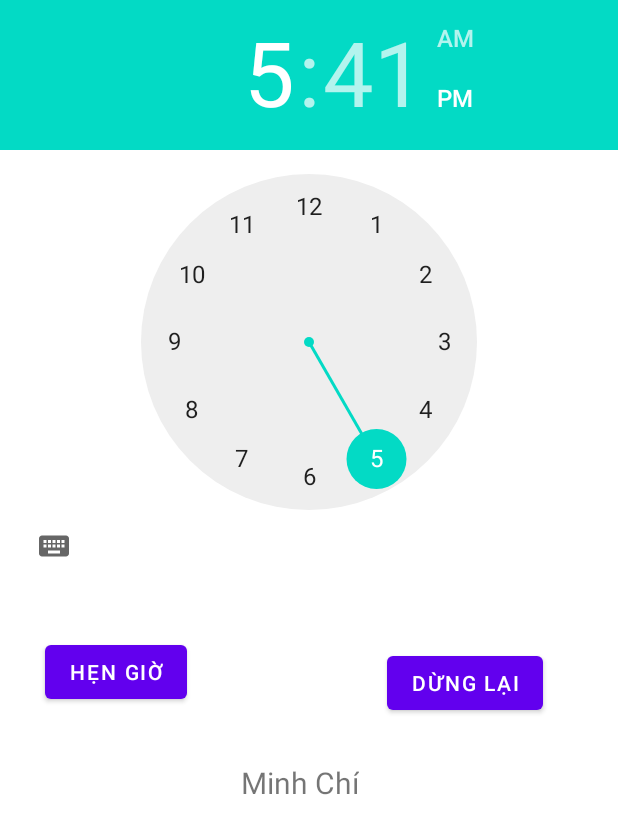
After one commit to Truong-Giangg/SmartHRT, an Android app: the alarmMainActivity screen opened directly, with no data from a screen before it, on a phone screen of 412 x 824 dp. The commit adds this screen. Shown: the top 834 px of the screen. Run offline under Robolectric (Android 15) with nearby library versions, the phone set to English and light mode, and no system bars; Roboto replaces fonts that are not available here.

Commit message:
chi branch merged

```diff
--- a/app/src/main/java/com/first_java_app/smarthrt/MainMenu.java
+++ b/app/src/main/java/com/first_java_app/smarthrt/MainMenu.java
@@ -296,4 +296,8 @@ public class MainMenu extends AppCompatActivity implements View.OnClickListener,
         startActivity(intent);
         //--------------end push data to MainMenu acctivity via username------------
     }
+    public void gotoAlarm(View view){
+        Intent intent =new Intent(MainMenu.this,alarmMainActivity.class);
+        startActivity(intent);
+    }
 }
--- /dev/null
+++ b/app/src/main/java/com/first_java_app/smarthrt/alarmMainActivity.java
@@ -0,0 +1,81 @@
+package com.first_java_app.smarthrt;
+
+
+import androidx.appcompat.app.AppCompatActivity;
+
+import android.app.AlarmManager;
+import android.app.PendingIntent;
+import android.content.Intent;
+import android.os.Bundle;
+import android.view.View;
+import android.widget.Button;
+import android.widget.TextView;
+import android.widget.TimePicker;
+
+import java.util.Calendar;
+
+public class alarmMainActivity extends AppCompatActivity {
+
+    //khai bao
+    Button btnHenGio,btnDungLai;
+    TextView txtHienThi;
+    TimePicker timePicker;
+    Calendar calendar;
+    AlarmManager alarmManager;
+    PendingIntent pendingIntent;
+
+    @Override
+    protected void onCreate(Bundle savedInstanceState) {
+        super.onCreate(savedInstanceState);
+        setContentView(R.layout.activity_alarm);
+
+        // anh xa
+        btnHenGio =(Button) findViewById(R.id.btnHenGio);
+        btnDungLai =(Button) findViewById(R.id.btnDungLai);
+        txtHienThi =(TextView) findViewById(R.id.textView);
+        timePicker =(TimePicker) findViewById(R.id.timePicker);
+        calendar =Calendar.getInstance(); // thoi gian tren may
+        alarmManager=(AlarmManager)getSystemService(ALARM_SERVICE); // truy cap ALARM_SERVICE cua may  bao thuc
+
+        Intent intent=new Intent(alarmMainActivity.this, AlarmReceiver.class);// truyen du lieu MainActivity -> Alarmrecever
+
+        // khai bao su kien
+        btnHenGio.setOnClickListener(new View.OnClickListener() {
+            @Override
+            public void onClick(View v) {
+
+                calendar.set(Calendar.HOUR_OF_DAY,timePicker.getCurrentHour());// lay gio
+                calendar.set(Calendar.MINUTE,timePicker.getCurrentMinute());// lay phut
+
+                int gio = timePicker.getCurrentHour();
+                int phut = timePicker.getCurrentMinute();
+
+                // chuyen int sang chuoi
+                String string_gio =String.valueOf(gio);
+                String string_phut =String.valueOf(phut);
+
+                if(gio>12 ){
+                    string_gio= String.valueOf(gio-12);
+                }
+                if(phut <10){
+                    string_phut = "0" +String.valueOf(phut);
+                }
+                intent.putExtra("extra","on");
+                pendingIntent =PendingIntent.getBroadcast(
+                        alarmMainActivity.this,0,intent,PendingIntent.FLAG_UPDATE_CURRENT
+                );
+                alarmManager.set(AlarmManager.RTC_WAKEUP,calendar.getTimeInMillis(),pendingIntent);
+                txtHienThi.setText("Giờ bạn đặt là "+string_gio+":"+ string_phut);
+            }
+        });
+        btnDungLai.setOnClickListener(new View.OnClickListener() {
+            @Override
+            public void onClick(View v) {
+                txtHienThi.setText("Dừng lại");
+                alarmManager.cancel(pendingIntent);
+                intent.putExtra("extra","off");
+                sendBroadcast(intent);
+            }
+        });
+    }
+}
--- /dev/null
+++ b/app/src/main/res/layout/activity_alarm.xml
@@ -0,0 +1,51 @@
+<?xml version="1.0" encoding="utf-8"?>
+<RelativeLayout xmlns:android="http://schemas.android.com/apk/res/android"
+    android:layout_width="match_parent"
+    android:layout_height="match_parent">
+    xmlns:tools="http://schemas.android.com/tools"
+    android:layout_width="match_parent"
+    android:layout_height="match_parent"
+    android:orientation="vertical"
+    tools:context=".MainActivity">
+
+    <TimePicker
+        android:id="@+id/timePicker"
+        android:layout_width="wrap_content"
+        android:layout_height="wrap_content"
+        android:layout_alignParentStart="true"
+        android:layout_alignParentTop="true"
+        android:timePickerMode="clock" />
+
+    <Button
+        android:id="@+id/btnDungLai"
+        android:layout_width="wrap_content"
+        android:layout_height="wrap_content"
+        android:layout_below="@+id/timePicker"
+        android:layout_alignParentEnd="true"
+        android:layout_marginTop="43dp"
+        android:layout_marginEnd="50dp"
+        android:text="Dừng Lại" />
+
+    <TextView
+        android:id="@+id/textView"
+        android:layout_width="wrap_content"
+        android:layout_height="wrap_content"
+        android:layout_below="@+id/timePicker"
+        android:layout_marginStart="36dp"
+        android:layout_marginTop="120dp"
+        android:layout_toEndOf="@+id/btnHenGio"
+        android:text="Minh Chí"
+        android:textSize="20dp" />
+
+    <Button
+        android:id="@+id/btnHenGio"
+        android:layout_width="wrap_content"
+        android:layout_height="wrap_content"
+        android:layout_below="@+id/timePicker"
+        android:layout_alignParentStart="true"
+        android:layout_marginStart="30dp"
+        android:layout_marginTop="36dp"
+        android:text="Hẹn Giờ" />
+
+
+</RelativeLayout>
```
Also changed, not shown: app/src/main/AndroidManifest.xml (+14 -3 lines), app/src/main/java/com/first_java_app/smarthrt/AlarmReceiver.java (added, +18 -0 lines), app/src/main/java/com/first_java_app/smarthrt/Music.java (added, +59 -0 lines), app/src/main/res/layout/activity_main_menu.xml (+16 -3 lines), app/src/main/res/drawable/smarthome.png (added), 694 other files.
